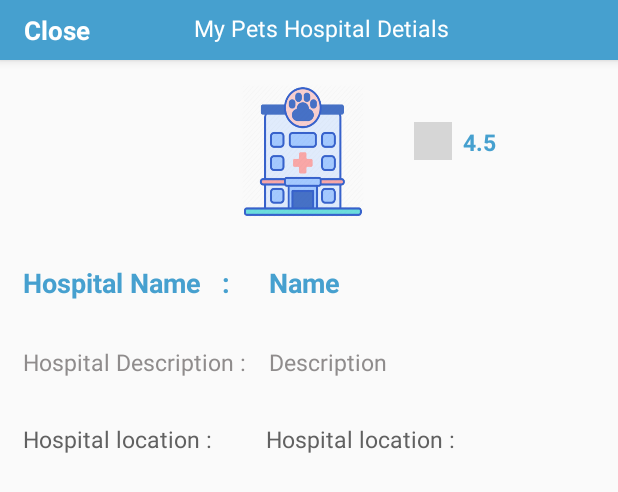
After one commit to bubblebao/My-Pets, an Android app: the layout activity_hospitals_detail.xml on its own in the app's theme, with its tools: preview values and no code run, on a phone screen of 412 x 824 dp. The commit adds this screen. Shown: the top 492 px of the screen. Run offline under Robolectric (Android 15) with nearby library versions, the phone set to English and light mode, and no system bars; grey boxes are pictures that could not be loaded.

Commit message:
Complete Add Hospital Details Acticity

```diff
--- a/app/src/main/AndroidManifest.xml
+++ b/app/src/main/AndroidManifest.xml
@@ -14,6 +14,7 @@
         android:roundIcon="@mipmap/ic_launcher_round"
         android:supportsRtl="true"
         android:theme="@style/AppTheme">
+        <activity android:name=".DelailsActivity.HospitalsDetailActivity"></activity>
         <activity android:name=".AddNewActivity.AddNewEmergencyActivity" />
         <activity android:name=".AddNewActivity.AddNewPetshopActivity" />
         <activity android:name=".AddNewActivity.AddNewDoctorsActivity" />
--- a/app/src/main/java/com/project/mypetsphuket/AddNewActivity/AddNewDoctorsActivity.java
+++ b/app/src/main/java/com/project/mypetsphuket/AddNewActivity/AddNewDoctorsActivity.java
@@ -136,6 +136,7 @@ public class AddNewDoctorsActivity extends AppCompatActivity {
     @Override
     protected void onActivityResult(int requestCode, int resultCode, @Nullable Intent data) {
 
+        super.onActivityResult(requestCode, resultCode, data);
         if (requestCode == GalleryPick && resultCode == RESULT_OK && data != null) {
 
             ImageUri = data.getData();
@@ -310,7 +311,7 @@ public class AddNewDoctorsActivity extends AppCompatActivity {
         DoctorMap.put("specialist", Specialist);
         DoctorMap.put("rating", Rating);
 
-        DoctorRef.child(CategoryName+String.valueOf(maxId+1)).setValue(DoctorMap)
+        DoctorRef.child(String.valueOf(maxId+1)).setValue(DoctorMap)
                 .addOnCompleteListener(new OnCompleteListener<Void>() {
                     @Override
                     public void onComplete(@NonNull Task<Void> task) {
--- a/app/src/main/java/com/project/mypetsphuket/AddNewActivity/AddNewEmergencyActivity.java
+++ b/app/src/main/java/com/project/mypetsphuket/AddNewActivity/AddNewEmergencyActivity.java
@@ -291,7 +291,7 @@ public class AddNewEmergencyActivity extends AppCompatActivity {
         EmergencyMap.put("servicrtype", Servicetype);
         EmergencyMap.put("rating", Rating);
 
-        EmergencyRef.child(CategoryName+String.valueOf(maxId+1)).setValue(EmergencyMap)
+        EmergencyRef.child(/*CategoryName+*/String.valueOf(maxId+1)).setValue(EmergencyMap)
                 .addOnCompleteListener(new OnCompleteListener<Void>() {
                     @Override
                     public void onComplete(@NonNull Task<Void> task) {
--- a/app/src/main/java/com/project/mypetsphuket/AddNewActivity/AddNewHospitalsActivity.java
+++ b/app/src/main/java/com/project/mypetsphuket/AddNewActivity/AddNewHospitalsActivity.java
@@ -133,7 +133,7 @@ public class AddNewHospitalsActivity extends AppCompatActivity {
 
     @Override
     protected void onActivityResult(int requestCode, int resultCode, @Nullable Intent data) {
-        super.onActivityResult(requestCode, resultCode, data);
+        super.onActivityResult(requestCode, resultCode, data); //new
 
         if (requestCode == GalleryPick && resultCode == RESULT_OK && data != null) {
 
@@ -300,7 +300,7 @@ public class AddNewHospitalsActivity extends AppCompatActivity {
         HospitalMap.put("servicrtype", Servicetype);
         HospitalMap.put("rating", Rating);
 
-        HospitalRef.child(CategoryName + String.valueOf(maxId+1)).setValue(HospitalMap)
+        HospitalRef.child(/*CategoryName + */String.valueOf(maxId+1)).setValue(HospitalMap)
                 .addOnCompleteListener(new OnCompleteListener<Void>() {
             @Override
             public void onComplete(@NonNull Task<Void> task) {
--- a/app/src/main/java/com/project/mypetsphuket/AddNewActivity/AddNewPetshopActivity.java
+++ b/app/src/main/java/com/project/mypetsphuket/AddNewActivity/AddNewPetshopActivity.java
@@ -132,6 +132,7 @@ public class AddNewPetshopActivity extends AppCompatActivity {
     @Override
     protected void onActivityResult(int requestCode, int resultCode, @Nullable Intent data) {
 
+        super.onActivityResult(requestCode, resultCode, data);
         if (requestCode == GalleryPick && resultCode == RESULT_OK && data != null) {
 
             ImageUri = data.getData();
@@ -303,7 +304,7 @@ public class AddNewPetshopActivity extends AppCompatActivity {
         PetshopMap.put("servicrtype", Servicetype);
         PetshopMap.put("rating", Rating);
 
-        PetshopRef.child(CategoryName+String.valueOf(maxId+1)).setValue(PetshopMap)
+        PetshopRef.child(/*CategoryName+*/String.valueOf(maxId+1)).setValue(PetshopMap)
                 .addOnCompleteListener(new OnCompleteListener<Void>() {
                     @Override
                     public void onComplete(@NonNull Task<Void> task) {
--- a/app/src/main/java/com/project/mypetsphuket/HomeActivity.java
+++ b/app/src/main/java/com/project/mypetsphuket/HomeActivity.java
@@ -87,7 +87,7 @@ public class HomeActivity extends AppCompatActivity
        //String UserPhoneKey = Paper.book().read(Prevalent.UserPhoneKey);
         //userNameTextView.setText(UserPhoneKey);
         userNameTextView.setText(Prevalent.currentOnlineUser.getName());
-        Picasso.get().load(Prevalent.currentOnlineUser.getImage()).placeholder(R.drawable.profile).into(profileImageView);
+        Picasso.get().load(Prevalent.currentOnlineUser.getUrl()).placeholder(R.drawable.profile).into(profileImageView);
 
 
 
--- a/app/src/main/java/com/project/mypetsphuket/Interface/ItemClickListner.java
+++ b/app/src/main/java/com/project/mypetsphuket/Interface/ItemClickListner.java
@@ -5,5 +5,9 @@ import android.view.View;
 public interface ItemClickListner {
 
 
-    void onClick(View view, int position, boolean isLongClick);
+
+
+    void onItemClickListner(View v, int position);
+
+
 }
--- a/app/src/main/java/com/project/mypetsphuket/SettingsActivity.java
+++ b/app/src/main/java/com/project/mypetsphuket/SettingsActivity.java
@@ -192,7 +192,7 @@ public class SettingsActivity extends AppCompatActivity {
                          HashMap<String, Object> userMap = new HashMap<>();
                          userMap. put("name", fullNameEditText.getText().toString());
                          userMap. put("address", addressEditText.getText().toString());
-                         userMap. put("image", myUrl);
+                         userMap. put("url", myUrl);
                          ref.child(Prevalent.currentOnlineUser.getPhone()).updateChildren(userMap);
 
 
@@ -232,10 +232,10 @@ public class SettingsActivity extends AppCompatActivity {
                 if (dataSnapshot.exists()) {
 
 
-                    if (dataSnapshot.child("image").exists()) {
+                    if (dataSnapshot.child("url").exists()) {
 
                         //Load Get
-                        String image = dataSnapshot.child("image").getValue().toString();
+                        String image = dataSnapshot.child("url").getValue().toString();
                         String name = dataSnapshot.child("name").getValue().toString();
                         String phone = dataSnapshot.child("phone").getValue().toString();
                         String address = dataSnapshot.child("address").getValue().toString();
--- a/app/src/main/java/com/project/mypetsphuket/ViewHolder/ProductViewHolder.java
+++ b/app/src/main/java/com/project/mypetsphuket/ViewHolder/ProductViewHolder.java
@@ -7,14 +7,14 @@ import android.widget.TextView;
 import androidx.annotation.NonNull;
 import androidx.recyclerview.widget.RecyclerView;
 
-import com.project.mypetsphuket.Interface.ItemClickListner;
+import com.project.mypetsphuket.Interface.onClick;
 import com.project.mypetsphuket.R;
 
 public class ProductViewHolder extends RecyclerView.ViewHolder implements View.OnClickListener {
 
     public TextView txtProductName, txtProductDescription, txtProductPrice;
     public ImageView imageView;
-    public ItemClickListner listner;
+    public onClick listner;
 
 
     public ProductViewHolder(@NonNull View itemView) {
@@ -26,7 +26,7 @@ public class ProductViewHolder extends RecyclerView.ViewHolder implements View.O
         txtProductPrice = (TextView) itemView.findViewById(R.id.product_price);
     }
 
-    public void setItemClickListner (ItemClickListner listner){
+    public void setItemClickListner (onClick listner){
         this.listner = listner;
 
     }
--- /dev/null
+++ b/app/src/main/res/layout/activity_hospitals_detail.xml
@@ -0,0 +1,185 @@
+<?xml version="1.0" encoding="utf-8"?>
+<RelativeLayout xmlns:android="http://schemas.android.com/apk/res/android"
+    xmlns:app="http://schemas.android.com/apk/res-auto"
+    xmlns:tools="http://schemas.android.com/tools"
+    android:layout_width="match_parent"
+    android:layout_height="match_parent"
+    tools:context=".DelailsActivity.HospitalsDetailActivity">
+
+    <com.google.android.material.appbar.AppBarLayout
+        android:id="@+id/app_bar_settings"
+        android:layout_width="match_parent"
+        android:layout_height="40dp"
+        android:background="@color/colorPrimary">
+
+        <androidx.appcompat.widget.Toolbar
+            android:id="@+id/toolbar_settings"
+            android:layout_width="match_parent"
+            android:layout_height="wrap_content">
+
+            <RelativeLayout
+                android:layout_width="match_parent"
+                android:layout_height="match_parent">
+
+                <TextView
+                    android:id="@+id/close_Hospital_detail_btn"
+                    android:layout_width="wrap_content"
+                    android:layout_height="wrap_content"
+                    android:text="Close"
+                    android:textColor="@android:color/white"
+                    android:textSize="17sp"
+                    android:textStyle="bold"
+                    android:layout_alignParentStart="true"
+                    />
+
+                <!--     <TextView
+                         android:id="@+id/update_account_settings_btn"
+                         android:layout_width="wrap_content"
+                         android:layout_height="wrap_content"
+                         android:text="Update"
+                         android:textColor="@android:color/white"
+                         android:textSize="17sp"
+                         android:textStyle="bold"
+                         android:layout_marginRight="10dp"
+                         android:layout_alignParentEnd="true"
+                         />  -->
+
+                <TextView
+                    android:id="@+id/Hospital_Detail_Title"
+                    android:layout_width="match_parent"
+                    android:layout_height="wrap_content"
+                    android:layout_alignParentStart="true"
+                    android:text="My Pets Hospital Detials"
+                    android:textColor="@android:color/white"
+                    android:gravity="center"
+                    android:textSize="15dp"
+                    />
+
+            </RelativeLayout>
+
+        </androidx.appcompat.widget.Toolbar>
+
+    </com.google.android.material.appbar.AppBarLayout>
+
+
+    <RelativeLayout
+        android:layout_width="match_parent"
+        android:layout_height="match_parent"
+        android:layout_marginTop="56dp">
+
+        <ImageView
+            android:id="@+id/Hospital_Detail_ImageView"
+            android:layout_width="90dp"
+            android:layout_height="90dp"
+            android:layout_centerHorizontal="true"
+            android:background="@drawable/ic_hospital"
+            android:scaleType="fitXY" />
+
+        <TextView
+            android:id="@+id/txt_Hospital_Name"
+            android:layout_width="150dp"
+            android:layout_height="wrap_content"
+            android:layout_below="@id/Hospital_Detail_ImageView"
+            android:layout_marginLeft="15dp"
+            android:layout_marginTop="30dp"
+            android:text="Hospital Name   : "
+            android:textAlignment="textStart"
+            android:textColor="@color/colorPrimary"
+            android:textSize="18dp"
+            android:textStyle="bold" />
+
+        <TextView
+            android:id="@+id/Hospital_Detail_Name"
+            android:layout_width="200dp"
+            android:layout_height="wrap_content"
+            android:layout_below="@id/Hospital_Detail_ImageView"
+            android:layout_marginLeft="14dp"
+            android:layout_marginTop="30dp"
+            android:layout_toRightOf="@id/txt_Hospital_Name"
+            android:text="Name"
+            android:textAlignment="textStart"
+            android:textColor="@color/colorPrimary"
+            android:textSize="18dp"
+            android:textStyle="bold" />
+
+        <TextView
+            android:id="@+id/txt_Hospital_Detail_Description"
+            android:layout_width="150dp"
+            android:layout_height="wrap_content"
+            android:layout_below="@+id/Hospital_Detail_Name"
+            android:layout_marginLeft="15dp"
+            android:layout_marginTop="30dp"
+            android:text="Hospital Description :"
+            android:textAlignment="textStart"
+            android:textColor="@color/black_grey"
+            android:textSize="15dp" />
+
+        <TextView
+            android:id="@+id/Hospital_Detail_Description"
+            android:layout_width="200dp"
+            android:layout_height="wrap_content"
+            android:layout_below="@+id/Hospital_Detail_Name"
+            android:layout_marginLeft="14dp"
+            android:layout_marginTop="30dp"
+            android:layout_toRightOf="@id/txt_Hospital_Detail_Description"
+            android:text="Description"
+            android:textAlignment="textStart"
+            android:textColor="@color/black_grey"
+            android:textSize="15dp" />
+
+
+        <TextView
+            android:id="@+id/txt_Hospital_DetailLocation"
+            android:layout_width="130dp"
+            android:layout_height="wrap_content"
+            android:layout_below="@+id/txt_Hospital_Detail_Description"
+            android:layout_marginTop="30dp"
+            android:layout_marginLeft="15dp"
+            android:text="Hospital location :"
+            android:textAlignment="textStart"
+            android:textColor="@color/grey"
+            android:textSize="15dp" />
+
+        <TextView
+            android:id="@+id/Hospital_DetailLocation"
+            android:layout_width="200dp"
+            android:layout_height="wrap_content"
+            android:layout_below="@+id/Hospital_Detail_Description"
+            android:layout_marginTop="30dp"
+            android:layout_marginLeft="12dp"
+            android:layout_toRightOf="@id/txt_Hospital_Detail_Description"
+            android:text="Hospital location :"
+            android:textAlignment="textStart"
+            android:textColor="@color/grey"
+            android:textSize="15dp" />
+
+
+        <ImageView
+            android:id="@+id/Hospital_Detail_Star"
+            android:layout_width="25dp"
+            android:layout_height="25dp"
+            android:layout_marginLeft="25dp"
+            android:layout_marginTop="25dp"
+            android:layout_toRightOf="@id/Hospital_Detail_ImageView"
+            android:src="@drawable/ic_rate_star" />
+
+        <TextView
+            android:id="@+id/Hospital_Detail_Rate"
+            android:layout_width="25dp"
+            android:layout_height="wrap_content"
+            android:layout_marginTop="28dp"
+            android:layout_marginLeft="5dp"
+            android:layout_toRightOf="@id/Hospital_Detail_Star"
+            android:text="4.5"
+            android:textAlignment="center"
+            android:textColor="@color/colorPrimaryDark"
+            android:textSize="15dp"
+            android:textStyle="bold" />
+
+
+    </RelativeLayout>
+
+
+
+
+</RelativeLayout>
```
Also changed, not shown: app/build.gradle (+8 -8 lines), app/src/main/java/com/project/mypetsphuket/DelailsActivity/HospitalsDetailActivity.java (added, +65 -0 lines), app/src/main/java/com/project/mypetsphuket/Interface/onClick.java (added, +8 -0 lines), app/src/main/java/com/project/mypetsphuket/MenuActivity/HospitalsActivity.java (+13 -13 lines), app/src/main/java/com/project/mypetsphuket/Model/Users.java (+28 -21 lines), app/src/main/java/com/project/mypetsphuket/RecycleAdepter/RecyclerAdepter.java (+103 -25 lines), app/src/main/res/layout/hospital_items_layout.xml (+8 -8 lines).
